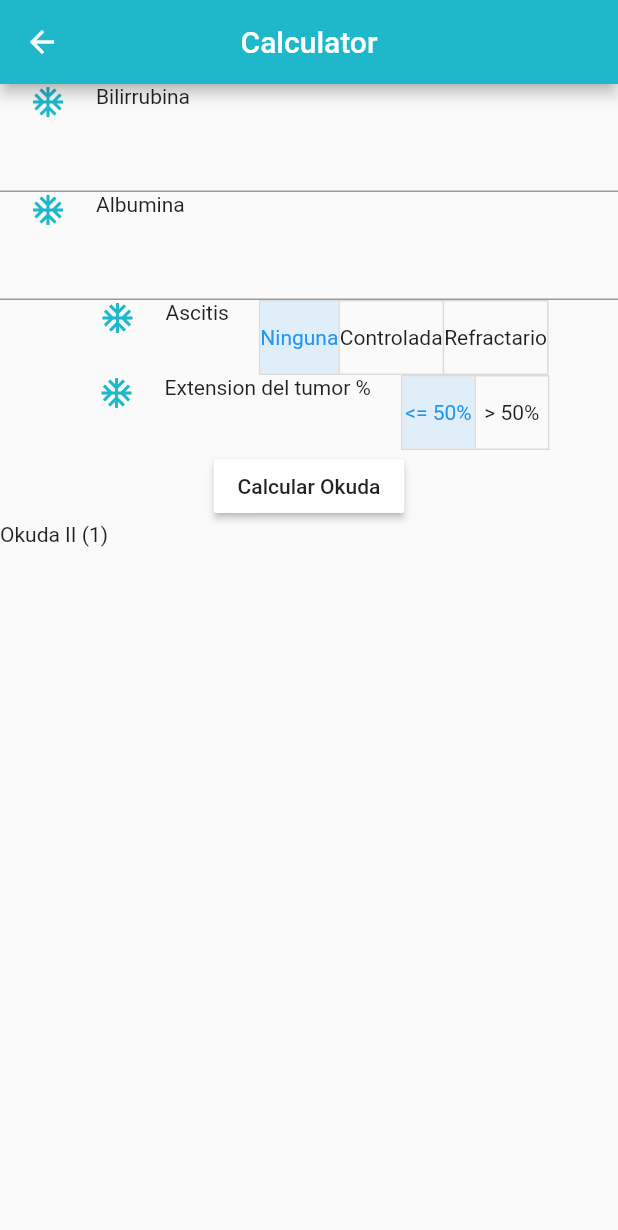
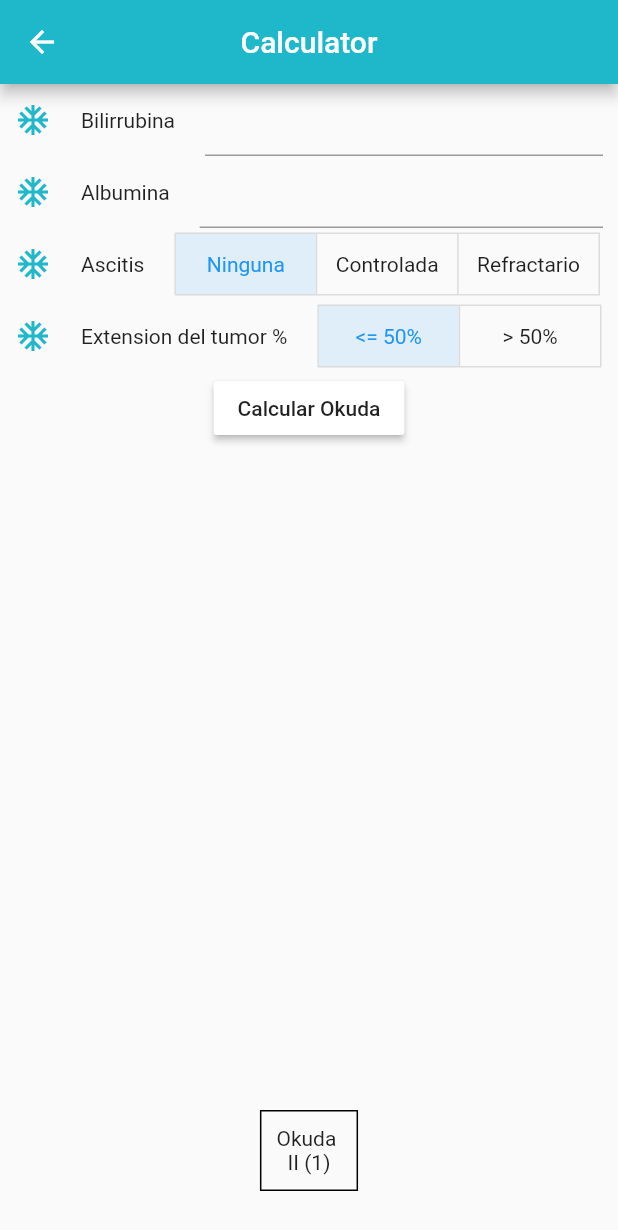
Before and after one commit to exblematique/valladolid, a Flutter app: the Calculator screen opened by its route, after a tap on "Calcular Okuda", on a phone screen of 412 x 824 dp. Shown: the top 1230 px of the screen. Run offline on Flutter 3.47's test engine with Material 2 defaults, Android fonts, the phone set to English and light mode, and no system bars; our stand-ins replace video_player, webview_flutter.

Commit message:
Calculator works and almost beautiful and finish Needs to comment

```diff
--- a/lib/Calculator.dart
+++ b/lib/Calculator.dart
@@ -1,24 +1,47 @@
+import 'package:flutter/cupertino.dart';
 import 'package:flutter/material.dart';
 import 'package:flutter/services.dart';
 import 'package:valladolid_multiapp/style.dart';
 
-class InputWidget extends Wrap {
+class InputWidget extends Flex {
   String name;
 
   InputWidget({Key key, Widget child, this.name})
     : super(
+      direction: Axis.horizontal,
       key: key,
       children: [
-        SizedBox(width: 20),
+        SizedBox(width: 10),
         Icon(Icons.ac_unit_sharp, color: Style.mainColor),
         SizedBox(width: 20),
         Text(name),
         SizedBox(width: 20),
-        Expanded(child: child)
+        Expanded(child: child),
+        SizedBox(width: 10),
       ]
   );
 }
 
+class ToggleButtonCustom extends LayoutBuilder {
+  ToggleButtonCustom({Key key, @required List<Widget> children, @required isSelected, @required onPressed})
+    :super(
+      key: key,
+      builder: (context, constraints){
+        return ToggleButtons(
+          constraints:
+            BoxConstraints.expand(width: constraints.maxWidth / children.length - 2, height: 40),
+          children: children,
+          onPressed: onPressed,
+          isSelected: isSelected
+        );
+      }
+    );
+
+  /*@override
+  Widget build(BuildContext context) {
+    return LayoutBuilder
+  }*/
+}
 
 /// Entry point of the widget [Calculator]
 class Calculator extends StatefulWidget {
@@ -37,13 +60,9 @@ class _CalculatorState extends State<Calculator>{
 
   @override
   Widget build(BuildContext context) {
-    return Scaffold(
-        appBar: AppBarStyle('Calculator'),
-        body: GridView.count(
-          //Adapt view for portrait and landscape orientation
-          crossAxisCount: MediaQuery.of(context).orientation == Orientation.portrait ? 1 : 2,
-          children: <Widget>[
-            Column(
+    List<Widget> children = <Widget>[
+      Expanded(child:Column(
+        mainAxisAlignment: MainAxisAlignment.start,
         children: <Widget>[
           InputWidget(
             name: "Bilirrubina",
@@ -63,7 +82,7 @@ class _CalculatorState extends State<Calculator>{
           ),
           InputWidget(
             name: "Ascitis",
-                  child: ToggleButtons(
+            child: ToggleButtonCustom(
               children: <Widget> [
                 Text("Ninguna"),
                 Text("Controlada"),
@@ -80,7 +99,7 @@ class _CalculatorState extends State<Calculator>{
           )),
           InputWidget(
             name: "Extension del tumor %",
-                  child: ToggleButtons(
+            child: ToggleButtonCustom(
               children: <Widget> [
                 Text("<= 50%"),
                 Text("> 50%")
@@ -107,11 +126,19 @@ class _CalculatorState extends State<Calculator>{
               else
                 okuda = "III ($okudaCount)";
           })),
-                Row(children: [Text("Okuda "),Text(okuda)])
         ]
-            ),
-
-        ]
-    ));
+    )),
+    Container(
+      child: Column(children: [Text("Okuda "),Text(okuda)]),
+      padding: EdgeInsets.all(10),
+      margin: EdgeInsets.all(30),
+      decoration: BoxDecoration(border: Border.all()),
+    )
+  ];
+    return Scaffold(
+        appBar: AppBarStyle('Calculator'),
+        body: MediaQuery.of(context).orientation == Orientation.portrait
+            ? Column(children: children) : Row(children: children)
+    );
   }
 }
```
Lines whose indentation alone changed are shown as unchanged.
